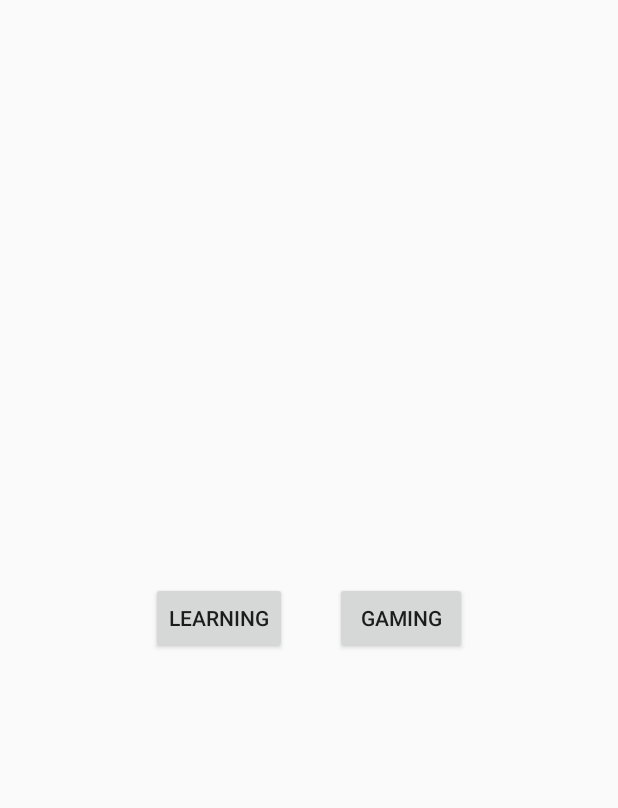
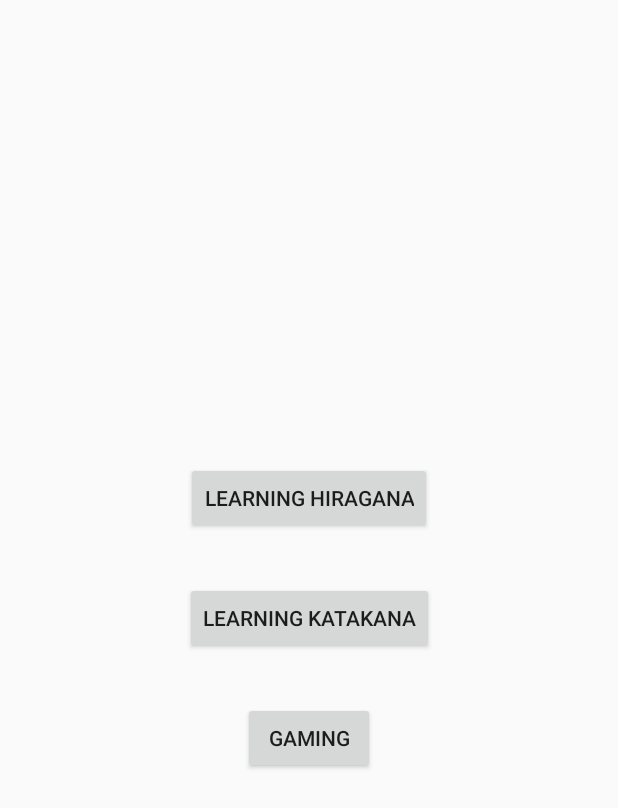
Before and after one commit to duyphandjv/japanese, an Android app: the screen it shows after launch (MainActivity), on a phone screen of 412 x 824 dp. Shown: the top 808 px of the screen. Run offline under Robolectric (Android 15) with nearby library versions, the phone set to English and light mode, and no system bars; our stand-ins replace Dagger/Hilt's generated code, Picasso, data binding; libraries missing offline, so code that uses them is left out: com.jakewharton.retrofit2; 5 statements that could not run were skipped.

Commit message:
Adding katakana

```diff
--- a/JapaneseLearningApp/app/src/main/java/com/phanduy/tekotest/di/component/AppComponent.kt
+++ b/JapaneseLearningApp/app/src/main/java/com/phanduy/tekotest/di/component/AppComponent.kt
@@ -59,6 +59,7 @@ interface AppComponent {
     fun inject(listProductPreviewFragment: ListProductPreviewFragment)
     fun inject(productDetailFragment: ProductDetailFragment)
     fun inject(learningFragment: LearningFragment)
+    fun inject(katakanaFragment: KatakanaFragment)
     fun inject(landingPageFragment: LandingPageFragment)
     fun inject(gamingFragment: GamingFragment)
 
--- a/JapaneseLearningApp/app/src/main/java/com/phanduy/tekotest/ui/main/LandingPageFragment.kt
+++ b/JapaneseLearningApp/app/src/main/java/com/phanduy/tekotest/ui/main/LandingPageFragment.kt
@@ -35,8 +35,14 @@ class LandingPageFragment : Fragment() {
 
             callback = object : Callback {
 
-                override fun goToLearning() {
+                override fun goToLearningHiraganaAlphabet() {
                     // view.findNavController().navigate(action_landing_page_to_learning_fragment)
+                    val direction =
+                        LandingPageFragmentDirections.actionLandingPageToLearningFragment()
+                    findNavController().navigate(direction)
+                }
+
+                override fun goToLearningKatakanaAlphabet() {
                     val direction =
                         LandingPageFragmentDirections.actionLandingPageToLearningFragment()
                     findNavController().navigate(direction)
@@ -54,7 +60,8 @@ class LandingPageFragment : Fragment() {
     }
 
     interface Callback {
-        fun goToLearning()
+        fun goToLearningHiraganaAlphabet()
+        fun goToLearningKatakanaAlphabet()
         fun goToGaming()
     }
 }
--- a/JapaneseLearningApp/app/src/main/res/layout/fragment_landing_page.xml
+++ b/JapaneseLearningApp/app/src/main/res/layout/fragment_landing_page.xml
@@ -17,17 +17,29 @@
         android:layout_height="match_parent">
 
         <Button
-            android:id="@+id/btnLearning"
+            android:id="@+id/btnLearningHira"
             android:layout_width="wrap_content"
             android:layout_height="wrap_content"
             android:layout_margin="16dp"
-            android:text="Learning"
-            android:onClick="@{() -> callback.goToLearning()}"
-            app:layout_constraintBottom_toBottomOf="parent"
-            app:layout_constraintEnd_toStartOf="@+id/btnGaming"
-            app:layout_constraintHorizontal_chainStyle="packed"
+            android:text="Learning Hiragana"
+            android:onClick="@{() -> callback.goToLearningHiraganaAlphabet()}"
+            app:layout_constraintBottom_toTopOf="@+id/btnLearningKata"
+            app:layout_constraintEnd_toEndOf="parent"
+            app:layout_constraintVertical_chainStyle="packed"
             app:layout_constraintStart_toStartOf="parent"
             app:layout_constraintTop_toTopOf="parent" />
+
+        <Button
+            android:id="@+id/btnLearningKata"
+            android:layout_width="wrap_content"
+            android:layout_height="wrap_content"
+            android:layout_margin="16dp"
+            android:text="Learning Katakana"
+            android:onClick="@{() -> callback.goToLearningKatakanaAlphabet()}"
+            app:layout_constraintBottom_toTopOf="@+id/btnGaming"
+            app:layout_constraintEnd_toEndOf="parent"
+            app:layout_constraintStart_toStartOf="parent"
+            app:layout_constraintTop_toBottomOf="@+id/btnLearningHira" />
 
         <Button
             android:id="@+id/btnGaming"
@@ -38,8 +50,8 @@
             android:onClick="@{() -> callback.goToGaming()}"
             app:layout_constraintBottom_toBottomOf="parent"
             app:layout_constraintEnd_toEndOf="parent"
-            app:layout_constraintStart_toEndOf="@+id/btnLearning"
-            app:layout_constraintTop_toTopOf="parent" />
+            app:layout_constraintStart_toStartOf="parent"
+            app:layout_constraintTop_toBottomOf="@+id/btnLearningKata" />
 
     </androidx.constraintlayout.widget.ConstraintLayout>
 </layout>
--- a/JapaneseLearningApp/app/src/main/res/navigation/nav_landing.xml
+++ b/JapaneseLearningApp/app/src/main/res/navigation/nav_landing.xml
@@ -38,6 +38,13 @@
             app:exitAnim="@anim/slide_out_left"
             app:popEnterAnim="@anim/slide_in_left"
             app:popExitAnim="@anim/slide_out_right" />
+        <action
+            android:id="@+id/action_landing_page_to_katakana_fragment"
+            app:destination="@id/gamingFragment"
+            app:enterAnim="@anim/slide_in_right"
+            app:exitAnim="@anim/slide_out_left"
+            app:popEnterAnim="@anim/slide_in_left"
+            app:popExitAnim="@anim/slide_out_right" />
     </fragment>
 
     <fragment
@@ -54,4 +61,11 @@
         tools:layout="@layout/fragment_gaming">
     </fragment>
 
+    <fragment
+        android:id="@+id/katakanaFragment"
+        android:name="com.phanduy.tekotest.ui.main.KatakanaFragment"
+        android:label="@string/product_detail_title"
+        tools:layout="@layout/fragment_katakana">
+    </fragment>
+
 </navigation>
```
Also changed, not shown: JapaneseLearningApp/app/src/main/java/com/phanduy/tekotest/di/InjectingSavedStateViewModelFactory.kt (+20 -0 lines), JapaneseLearningApp/app/src/main/java/com/phanduy/tekotest/ui/main/KatakanaFragment.kt (added, +122 -0 lines), JapaneseLearningApp/app/src/main/java/com/phanduy/tekotest/viewmodel/KatakanaViewModel.kt (added, +131 -0 lines), JapaneseLearningApp/app/src/main/res/layout/fragment_katakana.xml (added, +89 -0 lines).
